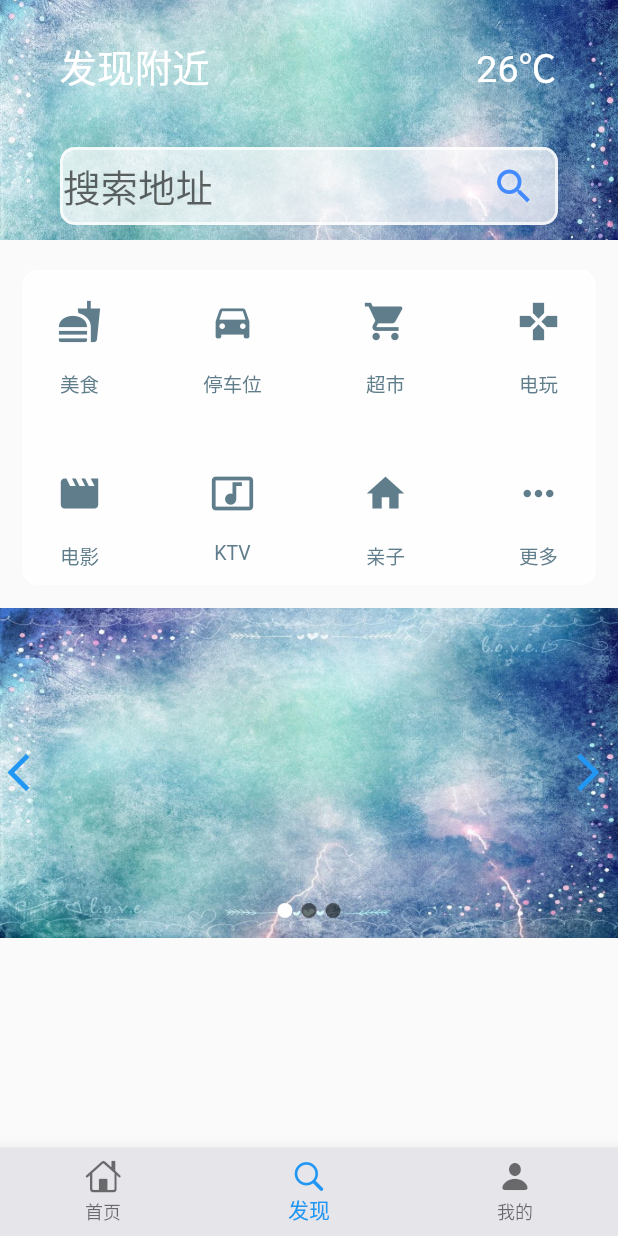
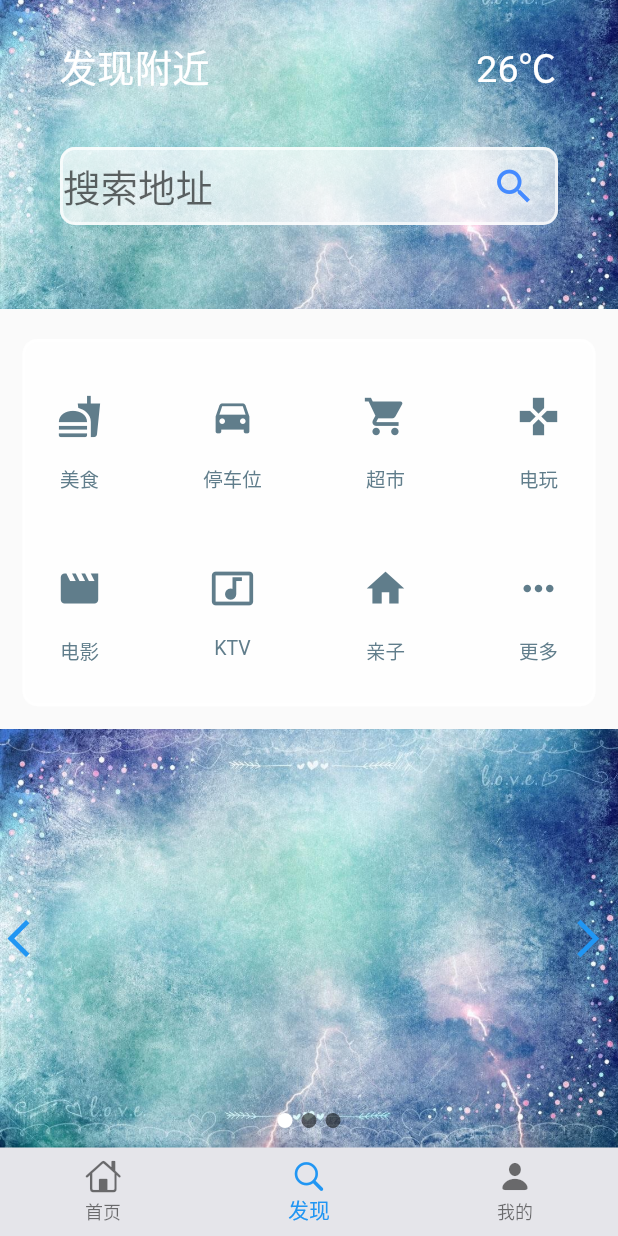
Before and after one commit to MMMMMMMingor/indoor_location_front, a Flutter app: the screen it shows after launch, item 2 of the bottom bar chosen, on a phone screen of 412 x 824 dp. Run offline on Flutter 3.47's test engine with Material 2 defaults, Android fonts, the phone set to English and light mode, and no system bars; our stand-ins replace flutter_swiper, image_picker.

Commit message:
更改查找页面的样式，实现自适应

```diff
--- a/lib/pages/tabs/search.dart
+++ b/lib/pages/tabs/search.dart
@@ -52,9 +52,10 @@ class SearchPage extends StatelessWidget{
          child:Column(
            children: <Widget>[
 
-
-       Container(//有背景图片的第一部分导航栏
-      height: 160,
+       Expanded(
+         flex: 7,
+      child: Container(//有背景图片的第一部分导航栏
+      // height: 160,
         decoration: BoxDecoration(
           image: DecorationImage(
             image: AssetImage("images/searchBack.jpg"),
@@ -170,12 +171,15 @@ class SearchPage extends StatelessWidget{
     )
     )
     ),
+       ),
     // ********************第一部分********
- Padding(
+    Expanded(
+      flex: 9,
+child:Padding(
         padding: EdgeInsets.fromLTRB(0, 20, 0, 0),
          child:Container(
 
-          height:210,
+          // height:210,
           decoration:BoxDecoration(
         // color: Colors.red,
                   color: Colors.white70,
@@ -216,11 +220,14 @@ class SearchPage extends StatelessWidget{
 
     ), //第二部分的container
  ),
+    ),
     // ***************第二部分****************
-    Padding(
+    Expanded(
+      flex: 10,
+   child: Padding(
         padding: EdgeInsets.fromLTRB(0, 15, 0, 0),
            child:Container(//第三部分的container，主要是轮播图
-          height: 220,
+          // height: 220,
         decoration:BoxDecoration(
 
       ),
@@ -244,6 +251,7 @@ class SearchPage extends StatelessWidget{
     )
          ),
     )
+    ),
            ]
 
       )//整个页面的列
```
